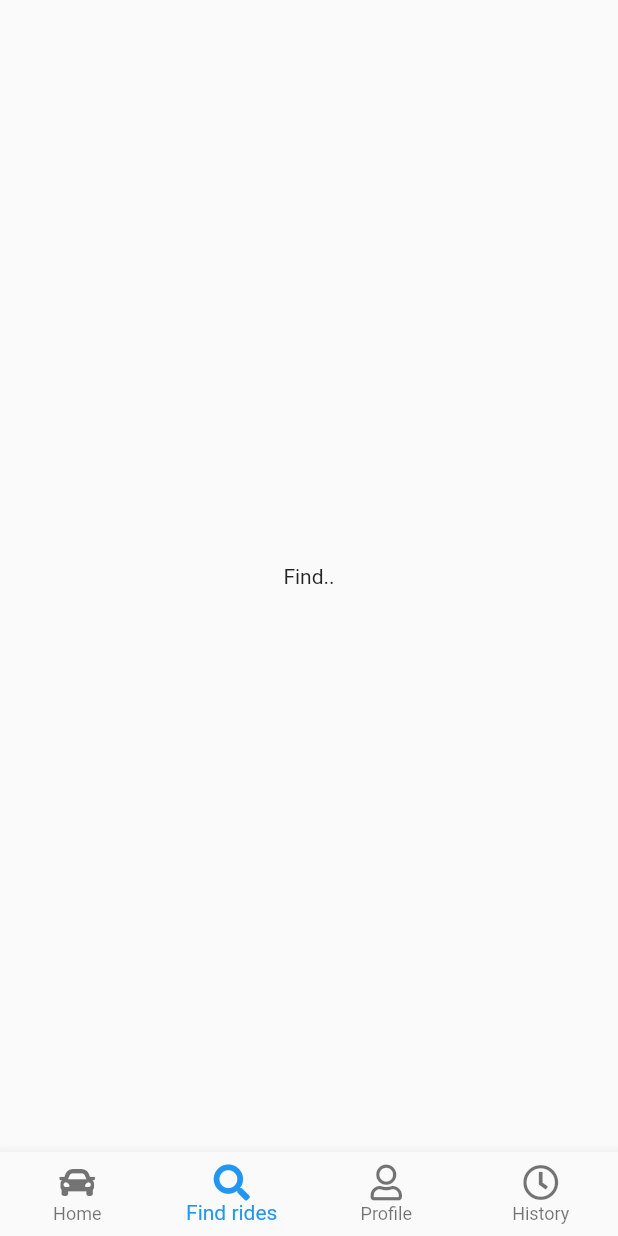
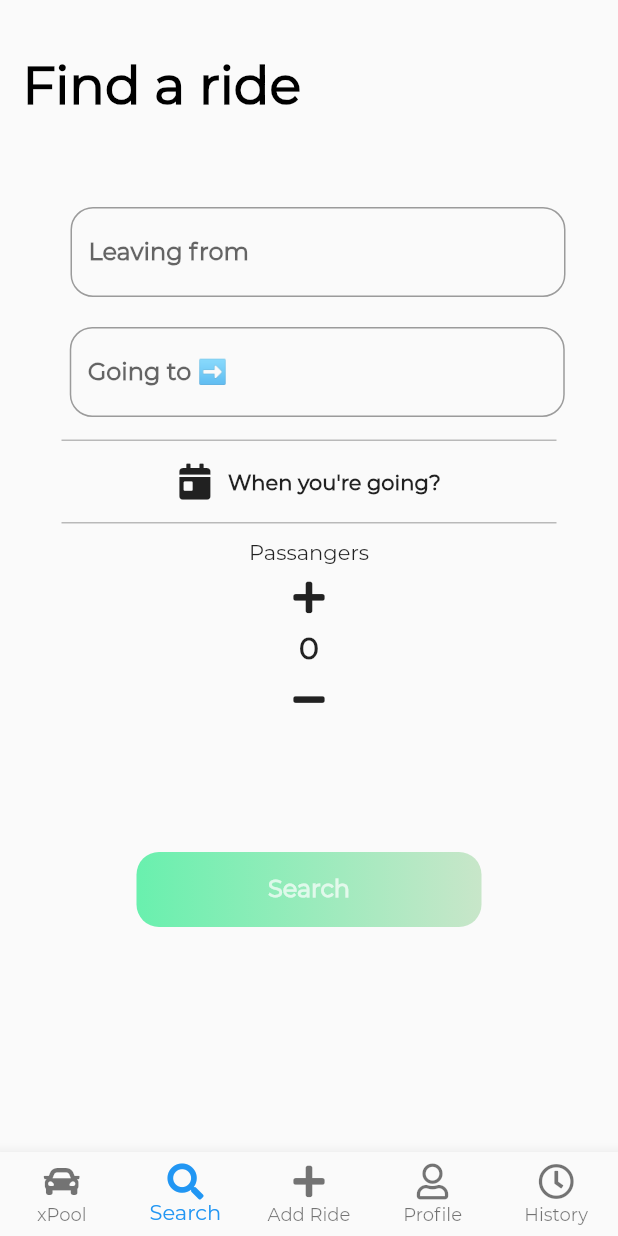
Before and after one commit to ajeshkumartg/xPool, a Flutter app: the Home screen opened directly, item 2 of the bottom bar chosen, on a phone screen of 412 x 824 dp. Run offline on Flutter 3.47's test engine with Material 2 defaults, Android fonts, the phone set to English and light mode, and no system bars; our stand-ins replace font_awesome_flutter, google_fonts; missing offline and left inert: ff_navigation_bar; network calls fail.

Commit message:
commit on master

```diff
--- a/lib/HomePage/Home.dart
+++ b/lib/HomePage/Home.dart
@@ -9,8 +9,10 @@ class Intro extends StatelessWidget {
       // ),
 
       body: Container(
-        child: Image.network(
-            'https://images.vexels.com/media/users/3/127817/isolated/preview/4fd0c9dcae60a9a63579b9b6853eeb09-glossy-retro-beetle-car-by-vexels.png'),
+        child: Center(
+          child: Image.network(
+              'https://www.volacci.com/sites/default/files/styles/blog_main_image/public/blog/image/404%20error.png?itok=K1adpBHD'),
+        ),
       ),
     );
   }
--- a/lib/HomePage/Landing.dart
+++ b/lib/HomePage/Landing.dart
@@ -1,6 +1,10 @@
 import 'package:flutter/material.dart';
 import 'package:font_awesome_flutter/font_awesome_flutter.dart';
+import 'package:google_fonts/google_fonts.dart';
 import 'package:xPool/HomePage/Home.dart';
+import 'package:ff_navigation_bar/ff_navigation_bar.dart';
+import 'package:xPool/Search/title.dart';
+import 'package:xPool/Search/Search.dart';
 
 class Home extends StatefulWidget {
   @override
@@ -12,7 +16,8 @@ class _HomeState extends State<Home> {
   @override
   List<Widget> _CurrentPage = [
     Intro(),
-    Text('Find..'),
+    Search(),
+    Text('Add'),
     Text('Profile..'),
     Text('History..'),
   ];
@@ -25,17 +30,19 @@ class _HomeState extends State<Home> {
   Widget build(BuildContext context) {
     return Scaffold(
       bottomNavigationBar: BottomNavigationBar(
+        selectedLabelStyle: GoogleFonts.montserrat(
+          fontWeight: FontWeight.w500,
+        ),
+        unselectedLabelStyle: GoogleFonts.montserrat(),
         type: BottomNavigationBarType.fixed,
         currentIndex: _currentIndex,
         items: [
           BottomNavigationBarItem(
-            icon: Icon(FontAwesomeIcons.car),
-            label: 'Home',
-          ),
+              icon: Icon(FontAwesomeIcons.car), label: 'xPool'),
           BottomNavigationBarItem(
-            icon: Icon(FontAwesomeIcons.search),
-            label: 'Find rides',
-          ),
+              icon: Icon(FontAwesomeIcons.search), label: 'Search'),
+          BottomNavigationBarItem(
+              icon: Icon(FontAwesomeIcons.plus), label: 'Add Ride'),
           BottomNavigationBarItem(
               icon: Icon(FontAwesomeIcons.user), label: 'Profile'),
           BottomNavigationBarItem(
--- /dev/null
+++ b/lib/Search/Search.dart
@@ -0,0 +1,210 @@
+import 'package:flutter/material.dart';
+import 'package:font_awesome_flutter/font_awesome_flutter.dart';
+import 'package:google_fonts/google_fonts.dart';
+import 'package:xPool/Search/title.dart';
+
+class Search extends StatefulWidget {
+  @override
+  _SearchState createState() => _SearchState();
+}
+
+class _SearchState extends State<Search> {
+  int _passenger = 0;
+
+  void _incpass() {
+    setState(() {
+      _passenger++;
+    });
+  }
+
+  void _decpass() {
+    setState(() {
+      _passenger--;
+    });
+  }
+
+  void _datePickerDialog() {
+    DateTime now = DateTime.now();
+
+    showDatePicker(
+            context: context,
+            initialDate: now,
+            firstDate: DateTime(2000),
+            lastDate: DateTime(2050))
+        .then((onValue) {});
+  }
+
+  void _timerDialog() {
+    DateTime now = DateTime.now();
+
+    showTimePicker(
+            context: context,
+            initialTime: TimeOfDay(hour: now.hour, minute: now.minute))
+        .then((onValue) {});
+  }
+
+  @override
+  Widget build(BuildContext context) {
+    return Scaffold(
+      resizeToAvoidBottomPadding: false,
+      body: SafeArea(
+        child: Wrap(
+          children: [
+            Column(
+              crossAxisAlignment: CrossAxisAlignment.start,
+              children: <Widget>[
+                SearchTitle(),
+                SizedBox(
+                  height: 60,
+                ),
+                Column(
+                  children: <Widget>[
+                    Container(
+                      margin: EdgeInsets.only(left: 12),
+                      width: 330,
+                      decoration: BoxDecoration(
+                          // border:
+                          ),
+                      child: TextFormField(
+                        keyboardType: TextInputType.emailAddress,
+                        decoration: InputDecoration(
+                            hintText: 'Leaving from ',
+                            hintStyle: GoogleFonts.montserrat(
+                                fontWeight: FontWeight.bold),
+                            border: OutlineInputBorder(
+                                borderRadius: BorderRadius.circular(15))),
+                      ),
+                    ),
+                    SizedBox(
+                      height: 20,
+                    ),
+                    Container(
+                      margin: EdgeInsets.only(left: 11),
+                      width: 330,
+                      decoration: BoxDecoration(
+                          // border:
+                          ),
+                      child: TextFormField(
+                        keyboardType: TextInputType.emailAddress,
+                        decoration: InputDecoration(
+                            hintText: 'Going to ➡',
+                            hintStyle: GoogleFonts.montserrat(
+                                fontWeight: FontWeight.bold),
+                            border: OutlineInputBorder(
+                                borderRadius: BorderRadius.circular(15))),
+                      ),
+                    ),
+                    SizedBox(
+                      height: 15,
+                    ),
+                    Container(
+                      width: 330,
+                      height: 1,
+                      color: Colors.black26,
+                    ),
+                    SizedBox(height: 15),
+                    Container(
+                      child: Row(
+                        mainAxisAlignment: MainAxisAlignment.center,
+                        children: [
+                          GestureDetector(
+                            child: Row(
+                              children: [
+                                Icon(FontAwesomeIcons.calendarDay),
+                                SizedBox(
+                                  width: 10,
+                                ),
+                                Text(
+                                  '''When you're going?''',
+                                  style: GoogleFonts.montserrat(
+                                      color: Colors.black87,
+                                      fontWeight: FontWeight.bold),
+                                ),
+                              ],
+                            ),
+                            onTap: () {
+                              _datePickerDialog();
+
+                              _timerDialog();
+                            },
+                          ),
+                        ],
+                      ),
+                    ),
+                    SizedBox(
+                      height: 15,
+                    ),
+                    Container(
+                      width: 330,
+                      height: 1,
+                      color: Colors.black26,
+                    ),
+                    SizedBox(
+                      height: 10,
+                    ),
+                    Text(
+                      'Passangers',
+                      style: GoogleFonts.montserrat(
+                          color: Colors.black87, fontWeight: FontWeight.w500),
+                    ),
+                    SizedBox(
+                      height: 10,
+                    ),
+                    GestureDetector(
+                      child: Icon(FontAwesomeIcons.plus),
+                      onTap: () {
+                        _incpass();
+                      },
+                    ),
+                    SizedBox(
+                      height: 10,
+                    ),
+                    Text(
+                      '$_passenger',
+                      style: GoogleFonts.montserrat(
+                          fontWeight: FontWeight.bold, fontSize: 20),
+                    ),
+                    SizedBox(
+                      height: 10,
+                    ),
+                    GestureDetector(
+                      child: Icon(FontAwesomeIcons.minus),
+                      onTap: () {
+                        _decpass();
+                      },
+                    ),
+                    SizedBox(
+                      height: 90,
+                    ),
+                    GestureDetector(
+                      child: Container(
+                        width: 230,
+                        height: 50,
+                        alignment: Alignment.center,
+                        decoration: BoxDecoration(
+                            gradient: LinearGradient(colors: [
+                              Colors.greenAccent,
+                              Colors.green[100]
+                            ]),
+                            borderRadius: BorderRadius.circular(15),
+                            color: Colors.greenAccent),
+                        child: Text(
+                          'Search',
+                          style: GoogleFonts.montserrat(
+                              color: Colors.white70,
+                              fontWeight: FontWeight.bold,
+                              fontSize: 16),
+                        ),
+                      ),
+                      onTap: () {},
+                    ),
+                  ],
+                ),
+              ],
+            ),
+          ],
+        ),
+      ),
+    );
+  }
+}
--- /dev/null
+++ b/lib/Search/title.dart
@@ -0,0 +1,25 @@
+import 'package:flutter/material.dart';
+import 'package:google_fonts/google_fonts.dart';
+
+class SearchTitle extends StatelessWidget {
+  @override
+  Widget build(BuildContext context) {
+    return Container(
+      margin: EdgeInsets.only(left: 15, top: 35),
+      child: Column(
+        crossAxisAlignment: CrossAxisAlignment.start,
+        children: [
+          Container(
+            child: Text(
+              'Find a ride',
+              style: GoogleFonts.montserrat(
+                  color: Colors.black,
+                  fontWeight: FontWeight.w600,
+                  fontSize: 35.0),
+            ),
+          ),
+        ],
+      ),
+    );
+  }
+}
--- a/lib/main.dart
+++ b/lib/main.dart
@@ -10,9 +10,9 @@ void main() => runApp(XPool());
 class XPool extends StatelessWidget {
   @override
   Widget build(BuildContext context) {
-    SystemChrome.setPreferredOrientations([
-      DeviceOrientation.portraitUp,
-    ]);
+    // SystemChrome.setPreferredOrientations([
+    //   DeviceOrientation.portraitUp,
+    // ]);
     return MaterialApp(
       debugShowCheckedModeBanner: false,
       title: 'XPool Car pooling',
--- a/pubspec.yaml
+++ b/pubspec.yaml
@@ -25,6 +25,7 @@ dependencies:
     sdk: flutter
   font_awesome_flutter: ^8.11.0
   google_fonts: ^1.1.2
+  ff_navigation_bar: ^0.0.1
   # The following adds the Cupertino Icons font to your application.
   # Use with the CupertinoIcons class for iOS style icons.
   cupertino_icons: ^1.0.0
```
Also changed, not shown: lib/alerts.dart (added, +224 -0 lines), lib/login/Login.dart (+5 -7 lines), pubspec.lock.
